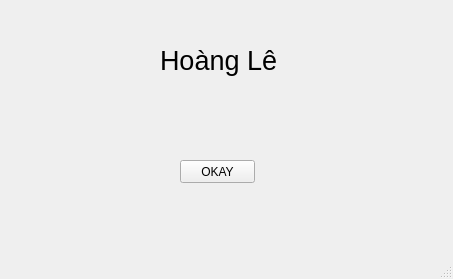
hoanglv30vn/datn, file GATEWAY/hellopython/untitled.ui: the form before one commit.
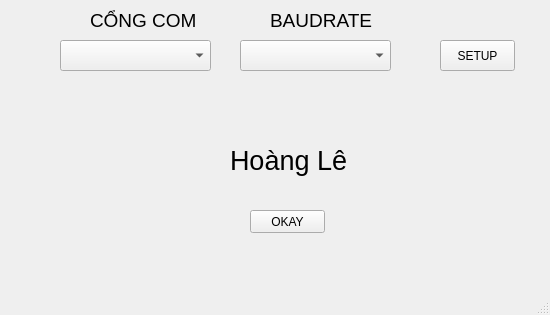
The form after the commit.

Commit message: select com port, baudrate

Diff of the .ui file:
```diff
--- a/GATEWAY/hellopython/untitled.ui
+++ b/GATEWAY/hellopython/untitled.ui
@@ -6,8 +6,8 @@
    <rect>
     <x>0</x>
     <y>0</y>
-    <width>453</width>
-    <height>279</height>
+    <width>550</width>
+    <height>315</height>
    </rect>
   </property>
   <property name="windowTitle">
@@ -17,8 +17,8 @@
    <widget class="QLabel" name="lab_hoagle">
     <property name="geometry">
      <rect>
-      <x>160</x>
-      <y>40</y>
+      <x>230</x>
+      <y>140</y>
       <width>121</width>
       <height>41</height>
      </rect>
@@ -35,8 +35,8 @@
    <widget class="QPushButton" name="butt_ok">
     <property name="geometry">
      <rect>
-      <x>180</x>
-      <y>160</y>
+      <x>250</x>
+      <y>210</y>
       <width>75</width>
       <height>23</height>
      </rect>
@@ -45,6 +45,80 @@
      <string>OKAY</string>
     </property>
    </widget>
+   <widget class="QComboBox" name="box_com">
+    <property name="geometry">
+     <rect>
+      <x>60</x>
+      <y>40</y>
+      <width>151</width>
+      <height>31</height>
+     </rect>
+    </property>
+   </widget>
+   <widget class="QComboBox" name="box_baud">
+    <property name="geometry">
+     <rect>
+      <x>240</x>
+      <y>40</y>
+      <width>151</width>
+      <height>31</height>
+     </rect>
+    </property>
+    <property name="font">
+     <font>
+      <pointsize>14</pointsize>
+     </font>
+    </property>
+   </widget>
+   <widget class="QLabel" name="lab_com">
+    <property name="geometry">
+     <rect>
+      <x>90</x>
+      <y>0</y>
+      <width>151</width>
+      <height>41</height>
+     </rect>
+    </property>
+    <property name="font">
+     <font>
+      <pointsize>14</pointsize>
+     </font>
+    </property>
+    <property name="text">
+     <string>CỔNG COM</string>
+    </property>
+   </widget>
+   <widget class="QLabel" name="lab_baud">
+    <property name="geometry">
+     <rect>
+      <x>270</x>
+      <y>0</y>
+      <width>151</width>
+      <height>41</height>
+     </rect>
+    </property>
+    <property name="font">
+     <font>
+      <pointsize>14</pointsize>
+     </font>
+    </property>
+    <property name="text">
+     <string>BAUDRATE</string>
+    </property>
+   </widget>
+   <widget class="QPushButton" name="butt_setup">
+    <property name="geometry">
+     <rect>
+      <x>440</x>
+      <y>40</y>
+      <width>75</width>
+      <height>31</height>
+     </rect>
+    </property>
+    <property name="text">
+     <string>SETUP</string>
+    </property>
+   </widget>
   </widget>
   <widget class="QMenuBar" name="menubar">
    <property name="geometry">
```
Left out of the diff: 2 changed lines with no effect on the pictures. The commit also changes 4 other files.
